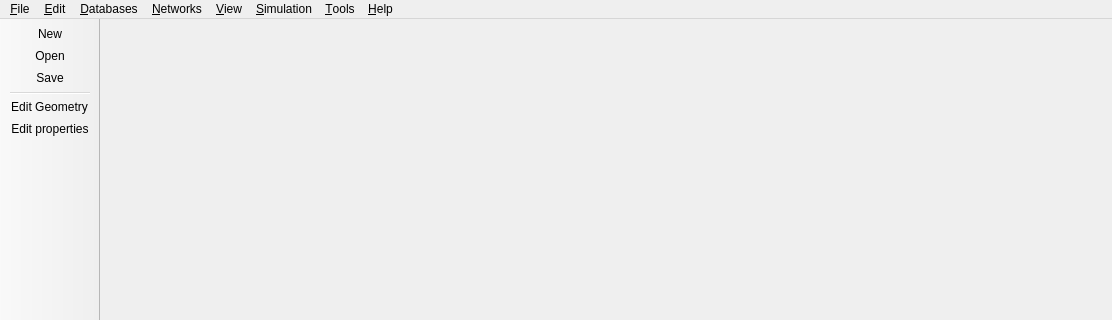
Above: SIM-VICUS/src/SVMainWindow.ui from ghorwin/SIM-VICUS before the change; both pictures show x 0 to 1112 and y 0 to 320 of the 1112 by 707 pixel window. Below: the same form after it.
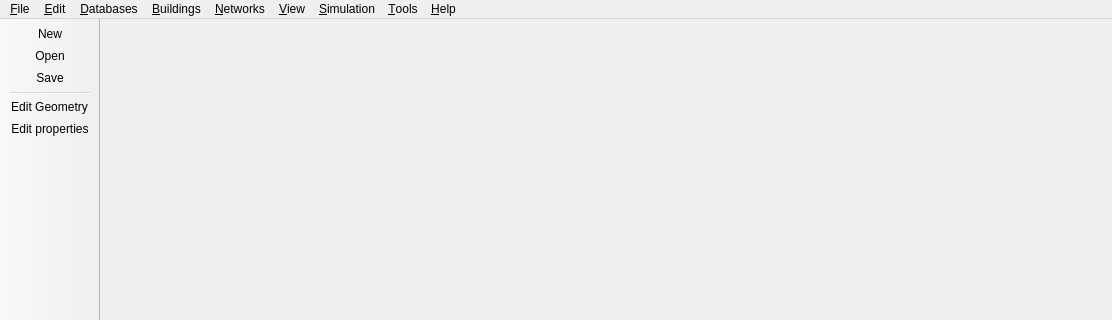
That is the form after the change. Icons and pictures are not drawn.

The edit to the form file:
```diff
--- a/SIM-VICUS/src/SVMainWindow.ui
+++ b/SIM-VICUS/src/SVMainWindow.ui
@@ -125,9 +125,16 @@
     <addaction name="actionSimulationNANDRAD"/>
     <addaction name="actionSimulationHydraulicNetwork"/>
    </widget>
+   <widget class="QMenu" name="menu_Buildings">
+    <property name="title">
+     <string>&amp;Buildings</string>
+    </property>
+    <addaction name="actionBuildingFloorManager"/>
+   </widget>
    <addaction name="menu_File"/>
    <addaction name="menu_Edit"/>
    <addaction name="menuDatabases"/>
+   <addaction name="menu_Buildings"/>
    <addaction name="menuNetworks"/>
    <addaction name="menu_View"/>
    <addaction name="menuSimulation"/>
```
Left out of the diff: 5 changed lines with no effect on the pictures.
